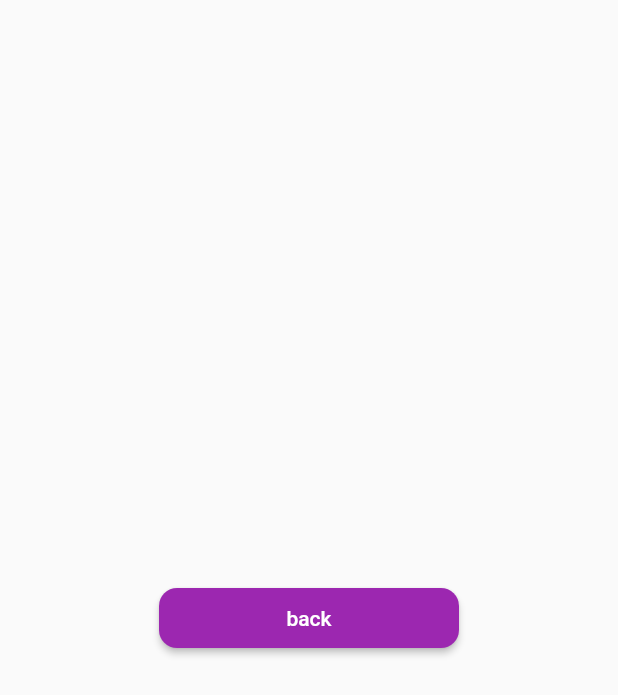
After one commit to nagchanallen/jpmj-games-record, a Flutter app: the screen it shows after launch, after a tap on "試合開始", on a phone screen of 412 x 824 dp. The commit adds this screen. Shown: the top 695 px of the screen. Run offline on Flutter 3.47's test engine with Material 2 defaults, Android fonts, the phone set to English and light mode, and no system bars; our stand-ins replace freezed_annotation, hooks_riverpod; generated files the repository leaves out were written again.

Commit message:
Add game screen and start new game handler

```diff
--- /dev/null
+++ b/lib/screens/game_screen.dart
@@ -0,0 +1,23 @@
+import 'package:flutter/material.dart';
+import 'package:hooks_riverpod/hooks_riverpod.dart';
+import 'package:jpmj_games_record/providers/game_state.dart';
+
+class GameScreen extends ConsumerWidget {
+  const GameScreen({Key? key}) : super(key: key);
+
+  @override
+  Widget build(BuildContext context, WidgetRef ref) {
+    print(ref.read(gameStateProvider));
+    return Scaffold(
+      body: SafeArea(
+        child: Center(
+          child: ElevatedButton(
+              child: Text("back"),
+              onPressed: () {
+                Navigator.pop(context);
+              }),
+        ),
+      ),
+    );
+  }
+}
--- a/lib/screens/home_screen.dart
+++ b/lib/screens/home_screen.dart
@@ -1,10 +1,60 @@
 import 'package:flutter/material.dart';
+import 'package:hooks_riverpod/hooks_riverpod.dart';
+import 'package:jpmj_games_record/models/game/game_config.dart';
+import 'package:jpmj_games_record/models/game/game_player.dart';
+import 'package:jpmj_games_record/models/game/game_state.dart';
+import 'package:jpmj_games_record/providers/game_state.dart';
+import 'package:jpmj_games_record/screens/game_screen.dart';
+import 'package:uuid/uuid.dart';
 
-class HomeScreen extends StatelessWidget {
+class HomeScreen extends ConsumerWidget {
   const HomeScreen({Key? key}) : super(key: key);
 
   @override
-  Widget build(BuildContext context) {
+  Widget build(BuildContext context, WidgetRef ref) {
+    void startNewGame() {
+      var uuid = const Uuid();
+      final newGameState = GameState(
+        id: uuid.v4(),
+        createdAt: DateTime.now(),
+        currentRound: 0,
+        honba: 0,
+        kyoutaku: 0,
+        downPlayer: GamePlayer(
+          name: "Player 1",
+          initPosition: 0,
+          mochiten: defaultGameConfig.initMochiten,
+          isRiichi: false,
+        ),
+        rightPlayer: GamePlayer(
+          name: "Player 2",
+          initPosition: 1,
+          mochiten: defaultGameConfig.initMochiten,
+          isRiichi: false,
+        ),
+        upPlayer: GamePlayer(
+          name: "Player 3",
+          initPosition: 0,
+          mochiten: defaultGameConfig.initMochiten,
+          isRiichi: false,
+        ),
+        leftPlayer: GamePlayer(
+          name: "Player 4",
+          initPosition: 0,
+          mochiten: defaultGameConfig.initMochiten,
+          isRiichi: false,
+        ),
+        config: defaultGameConfig,
+      );
+      ref.read(gameStateProvider.notifier).resetGameState(newGameState);
+      Navigator.push(
+        context,
+        MaterialPageRoute(
+          builder: (context) => const GameScreen(),
+        ),
+      );
+    }
+
     return Scaffold(
       body: SafeArea(
         child: Center(
@@ -17,9 +67,9 @@ class HomeScreen extends StatelessWidget {
               ),
               Container(
                 margin: const EdgeInsets.all(4.0),
-                child: const ElevatedButton(
-                  onPressed: null,
-                  child: Text("試合開始"),
+                child: ElevatedButton(
+                  onPressed: startNewGame,
+                  child: const Text("試合開始"),
                 ),
               ),
               Container(
--- a/pubspec.yaml
+++ b/pubspec.yaml
@@ -38,6 +38,7 @@ dependencies:
   hive: ^2.2.3
   freezed_annotation: ^2.1.0
   json_annotation: ^4.6.0
+  uuid: ^3.0.6
 
 dev_dependencies:
   flutter_test:
```
Also changed, not shown: pubspec.lock.
